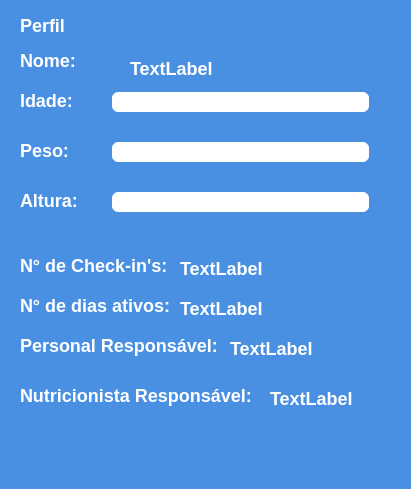
Old version of the form janela_perfil_usuario.ui in the repository INF112-Programacao2/20242-team-4.
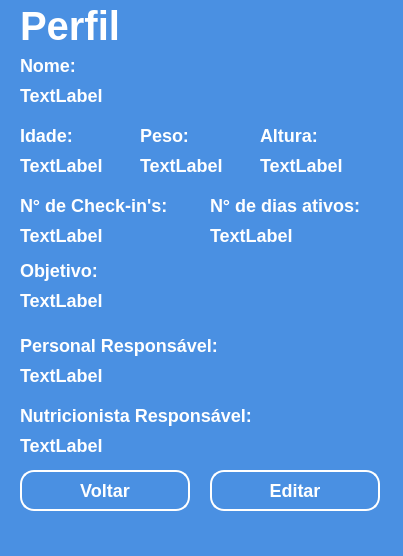
New version of the form. Icons and pictures are not drawn.

```diff
--- a/janela_perfil_usuario.ui
+++ b/janela_perfil_usuario.ui
@@ -6,8 +6,8 @@
    <rect>
     <x>0</x>
     <y>0</y>
-    <width>411</width>
-    <height>489</height>
+    <width>403</width>
+    <height>556</height>
    </rect>
   </property>
   <property name="windowTitle">
@@ -25,27 +25,8 @@
     color: #fff;
 }
 
-QLineEdit{
-    background: #ffffff;
-    border: 2px solid #4A90E2;
-    border-radius: 8px;
-    padding: 5px 10px;
-
-    font-family: &quot;Segoe UI&quot;;
-    font-weight: bold;
-    font-size: 16px;
-    color: #333333;
-}
-
-QLineEdit:focus{
-    border-color: #53A3FF;
-    background: #E6F7FF; 
-}
-
-QLineEdit:disabled {
-    background: #f0f0f0;
-    border: 2px solid #cccccc;
-    color: #999999;
+#_txt_titulo {
+	font-size: 40px;	
 }
 
 QPushButton{
@@ -70,225 +51,333 @@
 </string>
   </property>
   <widget class="QWidget" name="centralwidget">
-   <widget class="QLabel" name="label">
+   <widget class="QLabel" name="_txt_titulo">
     <property name="geometry">
      <rect>
       <x>20</x>
-      <y>10</y>
-      <width>61</width>
-      <height>31</height>
+      <y>0</y>
+      <width>171</width>
+      <height>51</height>
      </rect>
     </property>
     <property name="text">
      <string>Perfil</string>
     </property>
    </widget>
-   <widget class="QLineEdit" name="lineEdit">
-    <property name="geometry">
-     <rect>
-      <x>110</x>
-      <y>90</y>
-      <width>261</width>
-      <height>24</height>
-     </rect>
-    </property>
-   </widget>
-   <widget class="QLabel" name="label_2">
+   <widget class="QLabel" name="_txt_nome">
     <property name="geometry">
      <rect>
       <x>20</x>
       <y>50</y>
       <width>71</width>
-      <height>21</height>
+      <height>30</height>
      </rect>
     </property>
     <property name="text">
      <string>Nome:</string>
     </property>
    </widget>
-   <widget class="QLabel" name="label_3">
+   <widget class="QLabel" name="_txt_idade">
     <property name="geometry">
      <rect>
       <x>20</x>
-      <y>90</y>
+      <y>120</y>
       <width>81</width>
-      <height>21</height>
+      <height>30</height>
      </rect>
     </property>
     <property name="text">
      <string>Idade:</string>
     </property>
    </widget>
-   <widget class="QLabel" name="label_4">
+   <widget class="QLabel" name="_txt_peso">
     <property name="geometry">
      <rect>
-      <x>20</x>
-      <y>140</y>
+      <x>140</x>
+      <y>120</y>
       <width>81</width>
-      <height>21</height>
+      <height>30</height>
      </rect>
     </property>
     <property name="text">
      <string>Peso:</string>
     </property>
    </widget>
-   <widget class="QLineEdit" name="lineEdit_2">
+   <widget class="QLabel" name="_txt_altura">
     <property name="geometry">
      <rect>
-      <x>110</x>
-      <y>140</y>
-      <width>261</width>
-      <height>24</height>
-     </rect>
-    </property>
-   </widget>
-   <widget class="QLabel" name="label_5">
-    <property name="geometry">
-     <rect>
-      <x>20</x>
-      <y>190</y>
+      <x>260</x>
+      <y>120</y>
       <width>81</width>
-      <height>21</height>
+      <height>30</height>
      </rect>
     </property>
     <property name="text">
      <string>Altura:</string>
     </property>
    </widget>
-   <widget class="QLineEdit" name="lineEdit_3">
+   <widget class="QLabel" name="_txt_nome_user">
     <property name="geometry">
      <rect>
-      <x>110</x>
-      <y>190</y>
-      <width>261</width>
-      <height>24</height>
-     </rect>
-    </property>
-   </widget>
-   <widget class="QLabel" name="label_6">
-    <property name="geometry">
-     <rect>
-      <x>130</x>
-      <y>60</y>
-      <width>101</width>
-      <height>16</height>
+      <x>20</x>
+      <y>80</y>
+      <width>371</width>
+      <height>30</height>
      </rect>
     </property>
     <property name="text">
      <string>TextLabel</string>
     </property>
    </widget>
-   <widget class="QLabel" name="label_7">
+   <widget class="QLabel" name="_txt_ndecheckins">
     <property name="geometry">
      <rect>
       <x>20</x>
-      <y>250</y>
+      <y>190</y>
       <width>161</width>
-      <height>31</height>
+      <height>30</height>
      </rect>
     </property>
     <property name="text">
      <string>N° de Check-in's:</string>
     </property>
    </widget>
-   <widget class="QLabel" name="label_8">
+   <widget class="QLabel" name="_txt_checkins_user">
     <property name="geometry">
      <rect>
-      <x>180</x>
-      <y>260</y>
+      <x>20</x>
+      <y>220</y>
       <width>101</width>
-      <height>16</height>
+      <height>30</height>
      </rect>
     </property>
     <property name="text">
      <string>TextLabel</string>
     </property>
    </widget>
-   <widget class="QLabel" name="label_9">
+   <widget class="QLabel" name="_txt_ndiasativos">
     <property name="geometry">
      <rect>
-      <x>20</x>
-      <y>290</y>
+      <x>210</x>
+      <y>190</y>
       <width>161</width>
-      <height>31</height>
+      <height>30</height>
      </rect>
     </property>
     <property name="text">
      <string>N° de dias ativos:</string>
     </property>
    </widget>
-   <widget class="QLabel" name="label_10">
+   <widget class="QLabel" name="_txt_ndiasativos_user">
     <property name="geometry">
      <rect>
-      <x>180</x>
-      <y>300</y>
-      <width>101</width>
-      <height>16</height>
+      <x>210</x>
+      <y>220</y>
+      <width>131</width>
+      <height>30</height>
      </rect>
     </property>
     <property name="text">
      <string>TextLabel</string>
     </property>
    </widget>
-   <widget class="QLabel" name="label_11">
+   <widget class="QLabel" name="_txt_personalr">
     <property name="geometry">
      <rect>
       <x>20</x>
       <y>330</y>
       <width>201</width>
-      <height>31</height>
+      <height>30</height>
      </rect>
     </property>
     <property name="text">
      <string>Personal Responsável:</string>
     </property>
    </widget>
-   <widget class="QLabel" name="label_12">
+   <widget class="QLabel" name="_txt_nutricionistar">
     <property name="geometry">
      <rect>
       <x>20</x>
-      <y>380</y>
+      <y>400</y>
       <width>231</width>
-      <height>31</height>
+      <height>30</height>
      </rect>
     </property>
     <property name="text">
      <string>Nutricionista Responsável:</string>
     </property>
    </widget>
-   <widget class="QLabel" name="label_13">
+   <widget class="QLabel" name="_txt_personal_user">
     <property name="geometry">
      <rect>
-      <x>230</x>
-      <y>340</y>
-      <width>101</width>
-      <height>16</height>
+      <x>20</x>
+      <y>360</y>
+      <width>351</width>
+      <height>30</height>
      </rect>
     </property>
     <property name="text">
      <string>TextLabel</string>
     </property>
    </widget>
-   <widget class="QLabel" name="label_14">
+   <widget class="QLabel" name="_txt_nutricionista_user">
     <property name="geometry">
      <rect>
-      <x>270</x>
-      <y>390</y>
+      <x>20</x>
+      <y>430</y>
+      <width>361</width>
+      <height>30</height>
+     </rect>
+    </property>
+    <property name="text">
+     <string>TextLabel</string>
+    </property>
+   </widget>
+   <widget class="QLabel" name="_txt_idade_user">
+    <property name="geometry">
+     <rect>
+      <x>20</x>
+      <y>150</y>
+      <width>91</width>
+      <height>30</height>
+     </rect>
+    </property>
+    <property name="text">
+     <string>TextLabel</string>
+    </property>
+   </widget>
+   <widget class="QLabel" name="_txt_peso_user">
+    <property name="geometry">
+     <rect>
+      <x>140</x>
+      <y>150</y>
+      <width>91</width>
+      <height>30</height>
+     </rect>
+    </property>
+    <property name="text">
+     <string>TextLabel</string>
+    </property>
+   </widget>
+   <widget class="QLabel" name="_txt_altura_user">
+    <property name="geometry">
+     <rect>
+      <x>260</x>
+      <y>150</y>
+      <width>91</width>
+      <height>30</height>
+     </rect>
+    </property>
+    <property name="text">
+     <string>TextLabel</string>
+    </property>
+   </widget>
+   <widget class="QLabel" name="txt_imagem">
+    <property name="geometry">
+     <rect>
+      <x>320</x>
+      <y>10</y>
+      <width>51</width>
+      <height>51</height>
+     </rect>
+    </property>
+    <property name="text">
+     <string/>
+    </property>
+    <property name="pixmap">
+     <pixmap resource="recursos.qrc">:/img/Imagens/imagem_user.png</pixmap>
+    </property>
+    <property name="scaledContents">
+     <bool>true</bool>
+    </property>
+   </widget>
+   <widget class="QPushButton" name="_btn_voltar">
+    <property name="geometry">
+     <rect>
+      <x>20</x>
+      <y>470</y>
+      <width>170</width>
+      <height>41</height>
+     </rect>
+    </property>
+    <property name="cursor">
+     <cursorShape>PointingHandCursor</cursorShape>
+    </property>
+    <property name="text">
+     <string>Voltar</string>
+    </property>
+   </widget>
+   <widget class="QPushButton" name="_btn_editar">
+    <property name="geometry">
+     <rect>
+      <x>210</x>
+      <y>470</y>
+      <width>170</width>
+      <height>41</height>
+     </rect>
+    </property>
+    <property name="cursor">
+     <cursorShape>PointingHandCursor</cursorShape>
+    </property>
+    <property name="text">
+     <string>Editar</string>
+    </property>
+   </widget>
+   <widget class="QLabel" name="_txt_objetivo">
+    <property name="geometry">
+     <rect>
+      <x>20</x>
+      <y>260</y>
       <width>101</width>
-      <height>16</height>
+      <height>21</height>
      </rect>
     </property>
     <property name="text">
+     <string>Objetivo:</string>
+    </property>
+   </widget>
+   <widget class="QLabel" name="_txt_objetivo_user">
+    <property name="geometry">
+     <rect>
+      <x>20</x>
+      <y>290</y>
+      <width>351</width>
+      <height>21</height>
+     </rect>
+    </property>
+    <property name="text">
      <string>TextLabel</string>
     </property>
    </widget>
+   <zorder>_txt_titulo</zorder>
+   <zorder>_txt_nome</zorder>
+   <zorder>_txt_idade</zorder>
+   <zorder>_txt_peso</zorder>
+   <zorder>_txt_altura</zorder>
+   <zorder>_txt_nome_user</zorder>
+   <zorder>_txt_ndecheckins</zorder>
+   <zorder>_txt_ndiasativos</zorder>
+   <zorder>_txt_personalr</zorder>
+   <zorder>_txt_nutricionistar</zorder>
+   <zorder>_txt_nutricionista_user</zorder>
+   <zorder>txt_imagem</zorder>
+   <zorder>_txt_altura_user</zorder>
+   <zorder>_txt_checkins_user</zorder>
+   <zorder>_txt_ndiasativos_user</zorder>
+   <zorder>_txt_personal_user</zorder>
+   <zorder>_btn_voltar</zorder>
+   <zorder>_btn_editar</zorder>
+   <zorder>_txt_idade_user</zorder>
+   <zorder>_txt_peso_user</zorder>
+   <zorder>_txt_objetivo</zorder>
+   <zorder>_txt_objetivo_user</zorder>
   </widget>
   <widget class="QMenuBar" name="menubar">
    <property name="geometry">
     <rect>
      <x>0</x>
      <y>0</y>
-     <width>411</width>
+     <width>403</width>
      <height>21</height>
     </rect>
    </property>
```
Left out of the diff: 4 changed lines with no effect on the pictures.
